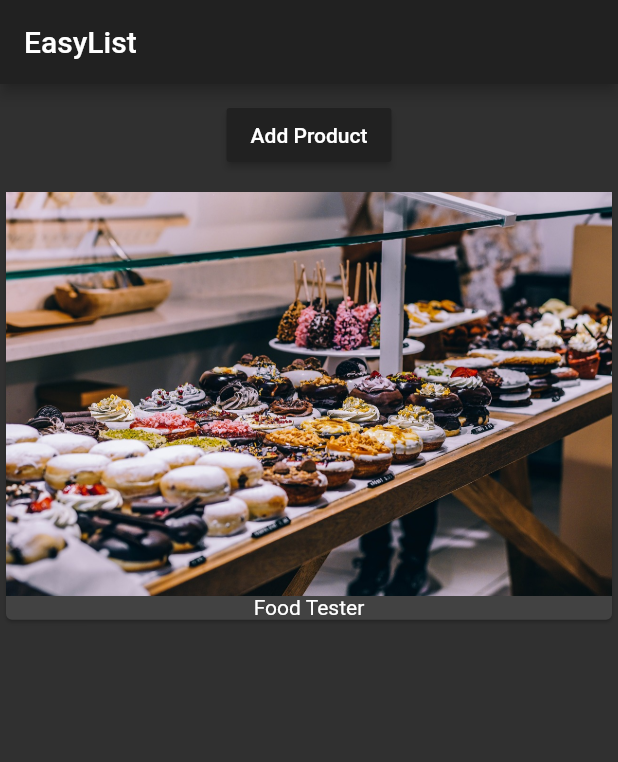
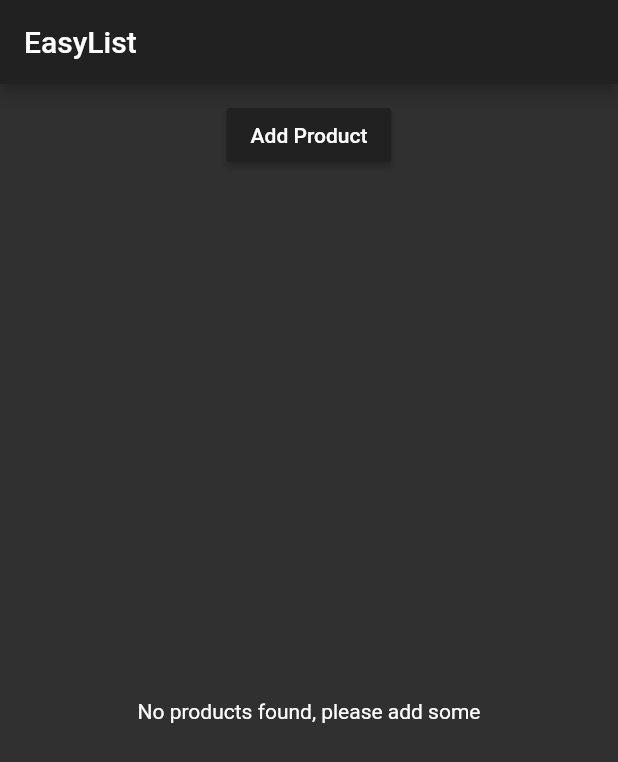
Before and after one commit to diegocuru/flutter-udemy, a Flutter app: the screen it shows after launch, on a phone screen of 412 x 824 dp. Shown: the top 762 px of the screen. Run offline on Flutter 3.47's test engine with Material 2 defaults, Android fonts, the phone set to English and light mode, and no system bars.

Commit message:
Ternary expression

```diff
--- a/lib/main.dart
+++ b/lib/main.dart
@@ -13,7 +13,7 @@ class MyApp extends StatelessWidget {
         appBar: AppBar(
           title: Text('EasyList'),
         ),
-        body: ProductManager(startingProduct: 'Food Tester'),
+        body: ProductManager(),
       ),
     );
   }
--- a/lib/product_manager.dart
+++ b/lib/product_manager.dart
@@ -6,7 +6,7 @@ import './product_control.dart';
 class ProductManager extends StatefulWidget {
   final String startingProduct;
 
-  ProductManager({this.startingProduct = 'Sweets Tester'}) {
+  ProductManager({this.startingProduct}) {
     print('[Products Manager] Constructor');
   }
 
@@ -24,7 +24,9 @@ class _ProductManagerState extends State<ProductManager> {
     void initState() {
       super.initState();
       print('[Products Manager] initState');
-      _products.add(widget.startingProduct);
+      if (widget.startingProduct != null) {
+        _products.add(widget.startingProduct);
+      }
     }
 
   @override
--- a/lib/products.dart
+++ b/lib/products.dart
@@ -20,9 +20,9 @@ class Products extends StatelessWidget {
   @override
   Widget build(BuildContext context) {
     print('[Products Widget] build()');
-    return ListView.builder(
+    return products.length > 0 ? ListView.builder(
       itemBuilder: _buildProductItem,
       itemCount: products.length,
-    );
+    ) : Center(child: Text('No products found, please add some'));
   }
 }
```
